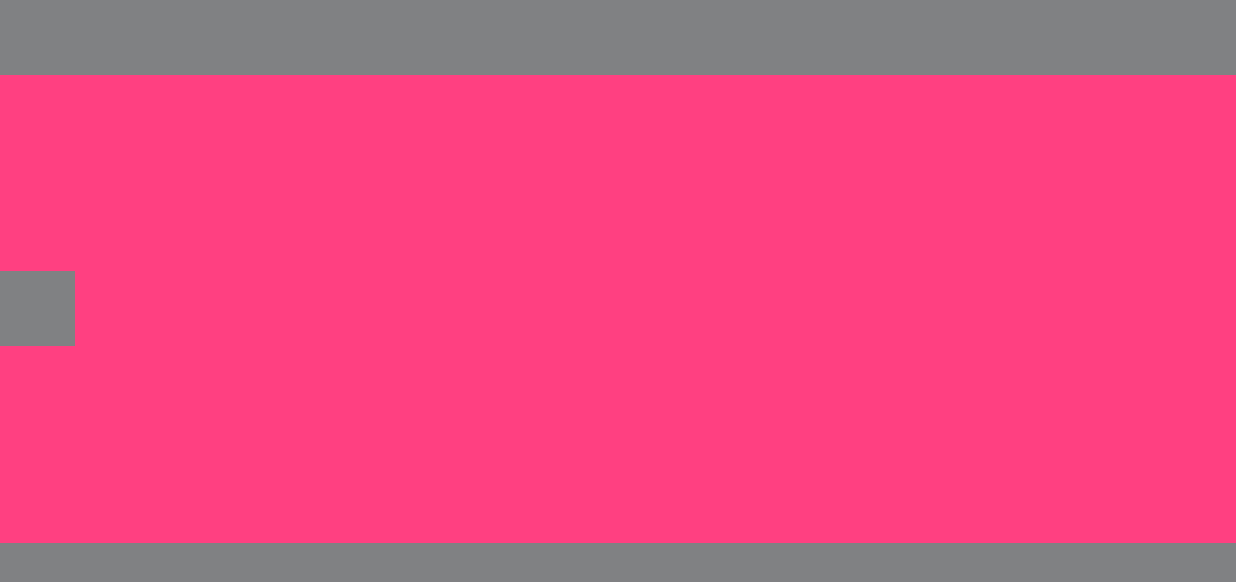
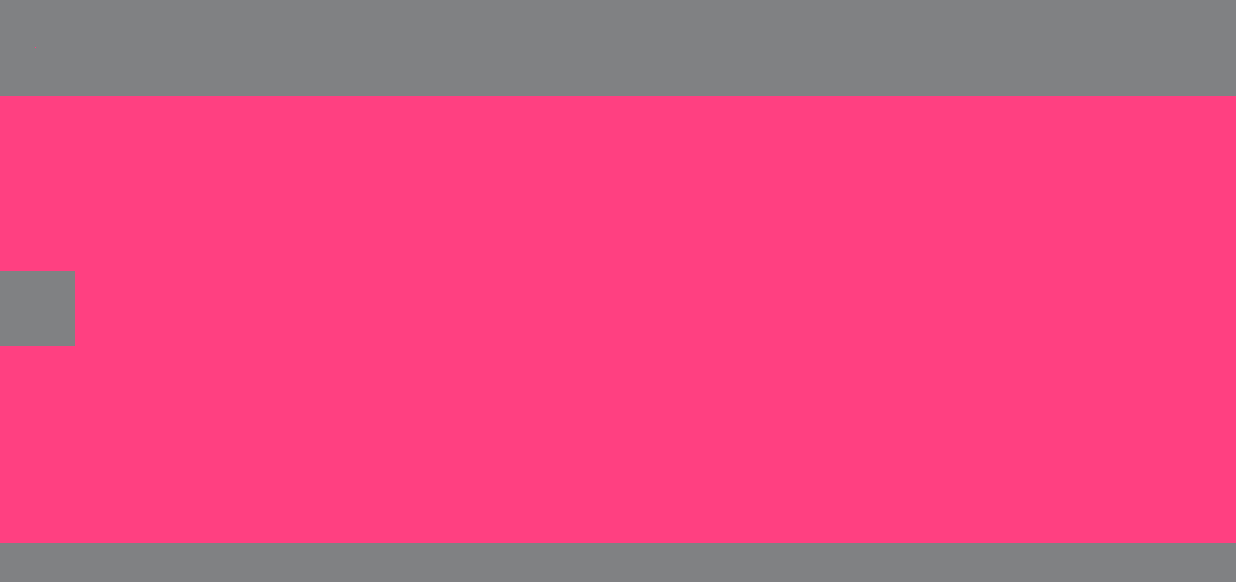
Before and after one commit to jiucongtian/ruiyitong, an Android app: the Lesson screen opened directly, with no data from a screen before it, on a phone screen of 824 x 412 dp (held sideways). Shown: the top 582 px of the screen. Run offline under Robolectric (Android 15) with nearby library versions, the phone set to English and light mode, and no system bars; our stand-ins replace ButterKnife; libraries missing offline, so code that uses them is left out: com.mikepenz.iconics; 1 statement that could not run was skipped.

```diff
--- a/app/src/main/java/com/example/howard/ruiyipai/pages/home/MainActivity.java
+++ b/app/src/main/java/com/example/howard/ruiyipai/pages/home/MainActivity.java
@@ -97,8 +97,7 @@ public class MainActivity extends BaseActivity {
                 //ivWork.setBackgroundColor(R.color.white);
 
                 IconicsDrawable tt =new IconicsDrawable(this).icon("fon_807")
-                        .color(Color.WHITE)
-                        .sizeDp(24);
+                        .color(Color.WHITE);
 
                 ivWork.setImageDrawable(tt);
                 //setTheme(R.style.txt_22_white);
--- a/app/src/main/res/layout/activity_lesson.xml
+++ b/app/src/main/res/layout/activity_lesson.xml
@@ -1,6 +1,7 @@
 <?xml version="1.0" encoding="utf-8"?>
 
 <android.support.v4.widget.DrawerLayout xmlns:android="http://schemas.android.com/apk/res/android"
+    xmlns:app="http://schemas.android.com/apk/res-auto"
     android:layout_width="match_parent"
     android:layout_height="match_parent">
     <RelativeLayout
@@ -16,11 +17,21 @@
             android:background="@color/font_gray"
             android:layout_alignParentLeft="true"
             android:layout_centerVertical="true"/>
+
         <RelativeLayout
             android:layout_width="match_parent"
-            android:layout_height="50dp"
+            android:layout_height="64dp"
             android:layout_alignParentTop="true"
             android:background="@color/font_gray">
+
+            <ImageView
+                android:id="@+id/imageView"
+                android:layout_width="wrap_content"
+                android:layout_height="wrap_content"
+                android:layout_alignParentStart="true"
+                android:layout_centerVertical="true"
+                android:layout_marginStart="23dp"
+                app:srcCompat="@color/colorAccent" />
         </RelativeLayout>
         <RelativeLayout
             android:layout_width="match_parent"
```
